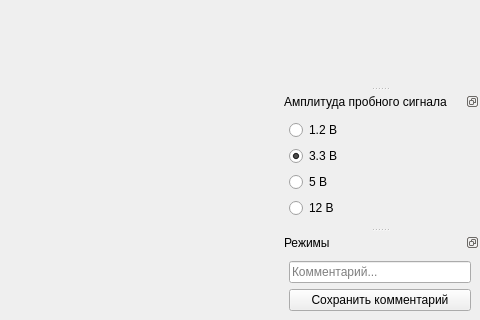
This is gui/mainwindow.ui in EPC-MSU/EPLab as Qt 5 draws it before an edit; both pictures show x 481 to 961 and y 801 to 1121 of the 961 by 1121 pixel window. The edited form follows.
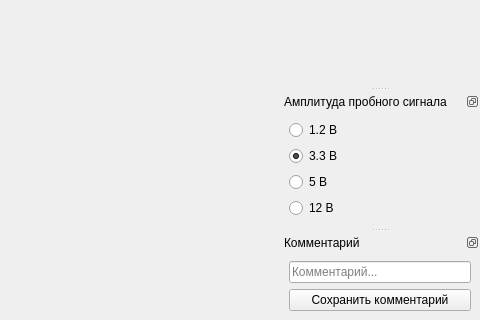
This is the edited form. Icons and pictures are not drawn.

```diff
--- a/gui/mainwindow.ui
+++ b/gui/mainwindow.ui
@@ -244,7 +244,7 @@
     <set>QDockWidget::DockWidgetFloatable|QDockWidget::DockWidgetMovable</set>
    </property>
    <property name="windowTitle">
-    <string>Режимы</string>
+    <string>Комментарий</string>
    </property>
    <attribute name="dockWidgetArea">
     <number>2</number>
```
Left out of the diff: 7 changed lines with no effect on the pictures.
